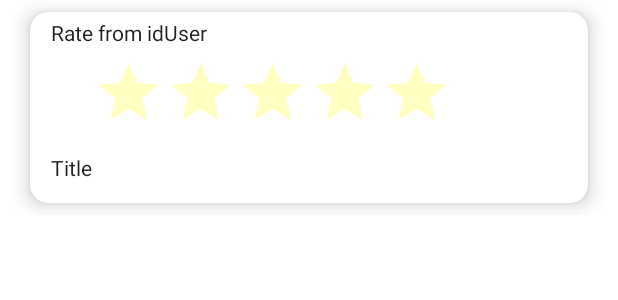
After one commit to giacomino100/G20App, an Android app: the layout rating.xml on its own in the app's theme, with its tools: preview values and no code run, on a phone screen of 412 x 824 dp. The commit adds this screen. Shown: the top 300 px of the screen. Run offline under Robolectric (Android 15) with nearby library versions, the phone set to English and light mode, and no system bars.

Commit message:
adding ratings

```diff
--- a/app/src/main/java/it/polito/g20app/ChatFragment.kt
+++ b/app/src/main/java/it/polito/g20app/ChatFragment.kt
@@ -99,7 +99,6 @@ class ChatFragment : Fragment() {
             } else {
                 //Coming from timeSlots list
                 //So we have to filter chats containing auth.uid as idVendor
-
                 val myChat =
                     it.filter { c -> c.id == arguments.let { b -> b!!.getString("idChat") } }[0]
                 val myListOfMessage = mutableListOf<Message>()
--- /dev/null
+++ b/app/src/main/res/layout/rating.xml
@@ -0,0 +1,64 @@
+<?xml version="1.0" encoding="utf-8"?>
+<androidx.constraintlayout.widget.ConstraintLayout xmlns:android="http://schemas.android.com/apk/res/android"
+    xmlns:app="http://schemas.android.com/apk/res-auto"
+    android:layout_width="match_parent"
+    android:layout_height="wrap_content"
+    xmlns:tools="http://schemas.android.com/tools"
+    android:layout_marginStart="8dp"
+    android:layout_marginEnd="8dp">
+
+    <androidx.cardview.widget.CardView
+        android:id="@+id/card_rating"
+        android:layout_width="match_parent"
+        android:layout_height="wrap_content"
+        app:layout_constraintBottom_toBottomOf="parent"
+        app:layout_constraintEnd_toEndOf="parent"
+        app:layout_constraintStart_toStartOf="parent"
+        app:layout_constraintTop_toTopOf="parent"
+        android:layout_marginStart="12dp"
+        android:layout_marginEnd="12dp"
+        android:layout_marginTop="8dp"
+        android:layout_marginBottom="8dp"
+        app:cardCornerRadius="12dp"
+        app:cardElevation="8dp">
+
+        <TextView
+            android:id="@+id/user_rating"
+            android:layout_width="wrap_content"
+            android:layout_height="wrap_content"
+            android:layout_gravity="start|center_horizontal"
+            android:padding="4dp"
+            android:text="Rate from idUser"
+            android:layout_marginStart="10dp"
+            android:layout_marginEnd="10dp"
+            android:layout_marginBottom="10dp"
+            android:textAppearance="@style/TextAppearance.AppCompat.Body1" />
+
+        <RatingBar
+            android:id="@+id/ratingBarFixed"
+            android:layout_width="240dp"
+            android:layout_height="50dp"
+            android:layout_gravity="right"
+            android:layout_marginTop="30dp"
+            android:layout_marginEnd="90dp"
+            android:numStars="5"
+            android:rating="0"
+            android:theme="@style/RatingBar"
+            app:layout_constraintEnd_toEndOf="parent"
+            app:layout_constraintTop_toBottomOf="@+id/textViewAssignRating" />
+
+        <TextView
+            android:id="@+id/comment_rating"
+            android:layout_width="wrap_content"
+            android:layout_height="wrap_content"
+            android:layout_gravity="start|center_horizontal"
+            android:padding="4dp"
+            android:text="@string/title"
+            android:layout_marginTop="90dp"
+            android:layout_marginStart="10dp"
+            android:layout_marginEnd="10dp"
+            android:layout_marginBottom="10dp"
+            android:textAppearance="@style/TextAppearance.AppCompat.Body1" />
+    </androidx.cardview.widget.CardView>
+
+</androidx.constraintlayout.widget.ConstraintLayout>
```
Also changed, not shown: app/src/main/java/it/polito/g20app/Rating.kt (added, +64 -0 lines), app/src/main/java/it/polito/g20app/RatingFragment.kt (+5 -41 lines), app/src/main/java/it/polito/g20app/RatingListFragment.kt (added, +53 -0 lines), app/src/main/java/it/polito/g20app/RatingVM.kt (added, +55 -0 lines), app/src/main/res/layout/fragment_home.xml (+23 -1 lines), app/src/main/res/layout/fragment_list_rating.xml (added, +15 -0 lines).
